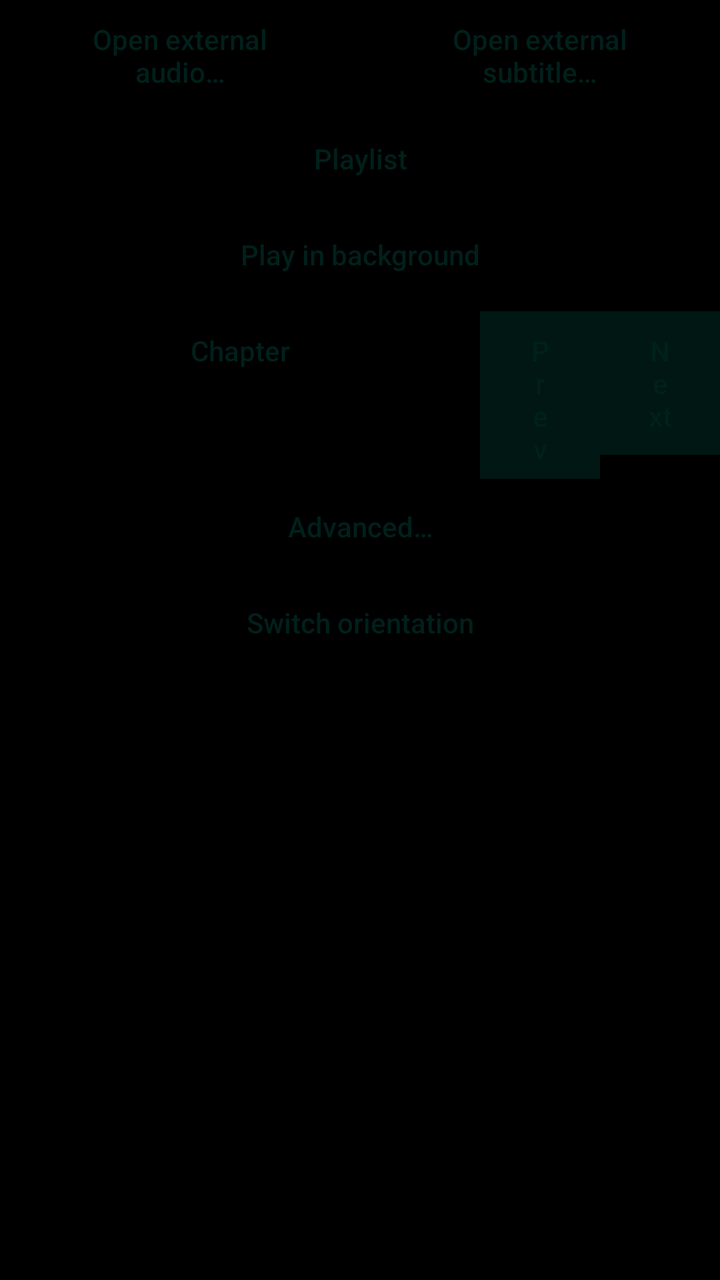
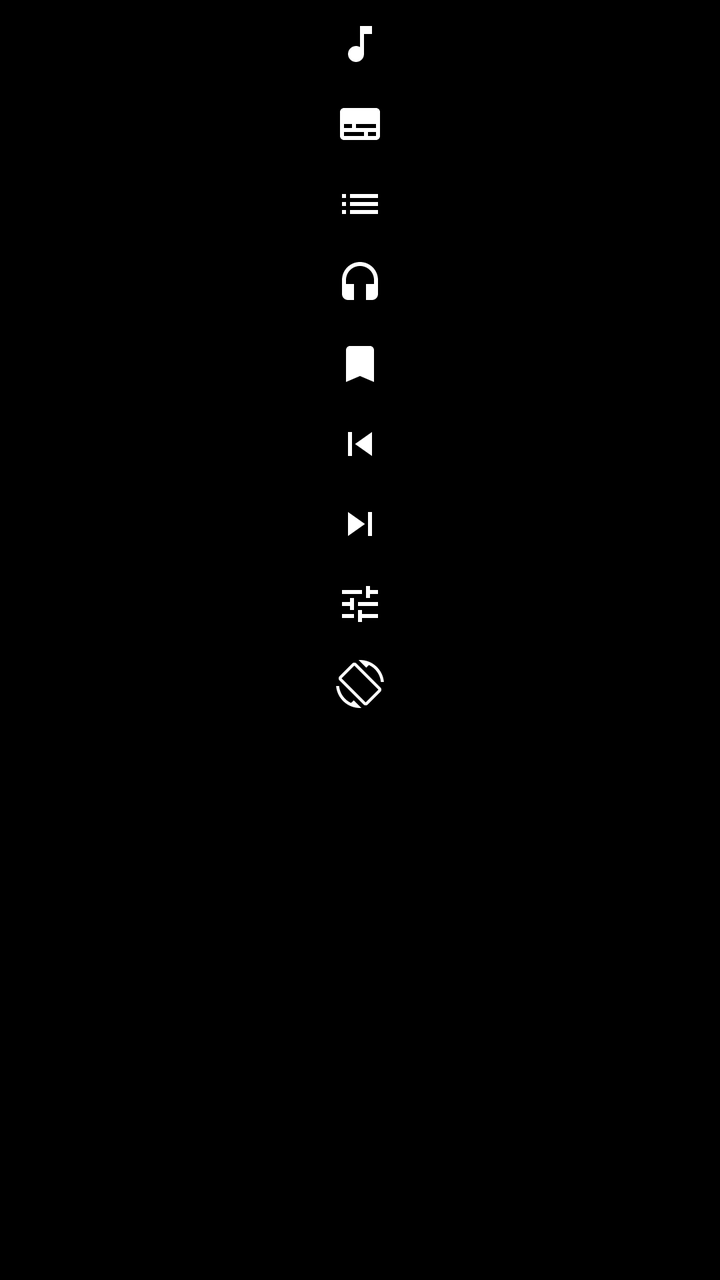

Before-and-after screenshots of an Android layout around one commit, followed by the original layout XML and the change that was made.
<!-- AndroidManifest.xml: another module's application theme Theme.Molina.App -->
<!-- res/layout/dialog_top_menu.xml -->
<?xml version="1.0" encoding="utf-8"?>
<LinearLayout xmlns:android="http://schemas.android.com/apk/res/android"
    android:orientation="vertical" android:layout_width="match_parent"
    android:layout_height="match_parent">

    

    <TableRow
        android:layout_width="match_parent"
        android:layout_height="wrap_content">

        <Button
            android:id="@+id/audioBtn"
            style="@style/Widget.AppCompat.Button.Borderless"
            android:layout_width="0dp"
            android:layout_height="wrap_content"
            android:layout_weight="1"
            android:text="@string/open_external_audio"
            android:textAllCaps="false" />

        <Button
            android:id="@+id/subBtn"
            style="@style/Widget.AppCompat.Button.Borderless"
            android:layout_width="0dp"
            android:layout_height="wrap_content"
            android:layout_weight="1"
            android:text="@string/open_external_sub"
            android:textAllCaps="false" />
    </TableRow>

    <Button
        android:id="@+id/playlistBtn"
        style="@style/Widget.AppCompat.Button.Borderless"
        android:layout_width="match_parent"
        android:layout_height="wrap_content"
        android:text="@string/action_playlist"
        android:textAllCaps="false" />

    <Button
        android:id="@+id/backgroundBtn"
        style="@style/Widget.AppCompat.Button.Borderless"
        android:layout_width="match_parent"
        android:layout_height="wrap_content"
        android:text="@string/resume_bg_playback"
        android:textAllCaps="false" />

    <TableRow
        android:id="@+id/rowChapter"
        android:layout_width="match_parent"
        android:layout_height="wrap_content">

        <Button
            android:id="@+id/chapterBtn"
            style="@style/Widget.AppCompat.Button.Borderless"
            android:layout_width="0dp"
            android:layout_height="wrap_content"
            android:layout_weight="4"
            android:text="@string/chapter_button"
            android:textAllCaps="false" />

        <Button
            android:id="@+id/chapterPrev"
            style="@style/Widget.AppCompat.Button.Borderless"
            android:layout_width="0dp"
            android:layout_height="wrap_content"
            android:layout_weight="1"
            android:background="@drawable/alpha_darken"
            android:text="@string/dialog_prev"
            android:textAllCaps="false" />

        <Button
            android:id="@+id/chapterNext"
            style="@style/Widget.AppCompat.Button.Borderless"
            android:layout_width="0dp"
            android:layout_height="wrap_content"
            android:layout_weight="1"
            android:background="@drawable/alpha_darken"
            android:text="@string/dialog_next"
            android:textAllCaps="false" />

    </TableRow>

    <Button
        android:id="@+id/advancedBtn"
        style="@style/Widget.AppCompat.Button.Borderless"
        android:layout_width="match_parent"
        android:layout_height="wrap_content"
        android:text="@string/advanced_menu"
        android:textAllCaps="false" />

    <Button
        android:id="@+id/orientationBtn"
        style="@style/Widget.AppCompat.Button.Borderless"
        android:layout_width="match_parent"
        android:layout_height="wrap_content"
        android:text="@string/switch_orientation"
        android:textAllCaps="false" />

</LinearLayout>
<!-- resources referenced by this layout -->
<resources>
  <!-- drawable alpha_darken (drawable) -->
  <?xml version="1.0" encoding="utf-8"?>
  <selector xmlns:android="http://schemas.android.com/apk/res/android">
      <item android:drawable="@color/alpha24pct" android:state_focused="true" />
      <item android:drawable="@color/alpha24pct" android:state_pressed="true" />
      <item android:drawable="@color/alpha12pct" />
  </selector>
  <color name="alpha24pct">#3c000000</color>
  <color name="alpha12pct">#1e000000</color>
  <!-- unchanged entries left out for length: 27 -->
</resources>

<!-- the commit's change to res/layout/dialog_top_menu.xml (unified diff, before → after) -->
@@ -1,99 +1,129 @@
 <?xml version="1.0" encoding="utf-8"?>
-<LinearLayout xmlns:android="http://schemas.android.com/apk/res/android"
-    android:orientation="vertical" android:layout_width="match_parent"
-    android:layout_height="match_parent">
+<ScrollView xmlns:android="http://schemas.android.com/apk/res/android"
+    android:layout_width="match_parent"
+    android:layout_height="wrap_content"
+    android:fillViewport="false"
+    android:overScrollMode="ifContentScrolls"
+    android:scrollbars="none"
+    android:fadingEdge="vertical"
+    android:fadingEdgeLength="28dp"
+    android:requiresFadingEdge="vertical">
 
-    
-
-    <TableRow
-        android:layout_width="match_parent"
-        android:layout_height="wrap_content">
-
-        <Button
-            android:id="@+id/audioBtn"
-            style="@style/Widget.AppCompat.Button.Borderless"
-            android:layout_width="0dp"
-            android:layout_height="wrap_content"
-            android:layout_weight="1"
-            android:text="@string/open_external_audio"
-            android:textAllCaps="false" />
-
-        <Button
-            android:id="@+id/subBtn"
-            style="@style/Widget.AppCompat.Button.Borderless"
-            android:layout_width="0dp"
-            android:layout_height="wrap_content"
-            android:layout_weight="1"
-            android:text="@string/open_external_sub"
-            android:textAllCaps="false" />
-    </TableRow>
-
-    <Button
-        android:id="@+id/playlistBtn"
-        style="@style/Widget.AppCompat.Button.Borderless"
+    <LinearLayout
         android:layout_width="match_parent"
         android:layout_height="wrap_content"
-        android:text="@string/action_playlist"
-        android:textAllCaps="false" />
+        android:orientation="vertical"
+        android:paddingVertical="2dp">
 
-    <Button
-        android:id="@+id/backgroundBtn"
-        style="@style/Widget.AppCompat.Button.Borderless"
-        android:layout_width="match_parent"
-        android:layout_height="wrap_content"
-        android:text="@string/resume_bg_playback"
-        android:textAllCaps="false" />
+        
 
-    <TableRow
-        android:id="@+id/rowChapter"
-        android:layout_width="match_parent"
-        android:layout_height="wrap_content">
+        <ImageButton
+            android:id="@+id/audioBtn"
+            style="@style/Widget.Molina.MenuIcon"
+            android:layout_width="match_parent"
+            android:layout_height="40dp"
+            android:minWidth="0dp"
+            android:minHeight="40dp"
+            android:contentDescription="@string/open_external_audio"
+            android:tooltipText="@string/open_external_audio"
+            android:src="@drawable/ic_menu_audio_file" />
 
-        <Button
+        <ImageButton
+            android:id="@+id/subBtn"
+            style="@style/Widget.Molina.MenuIcon"
+            android:layout_width="match_parent"
+            android:layout_height="40dp"
+            android:minWidth="0dp"
+            android:minHeight="40dp"
+            android:contentDescription="@string/open_external_sub"
+            android:tooltipText="@string/open_external_sub"
+            android:src="@drawable/ic_menu_subtitles" />
+
+        <ImageButton
+            android:id="@+id/playlistBtn"
+            style="@style/Widget.Molina.MenuIcon"
+            android:layout_width="match_parent"
+            android:layout_height="40dp"
+            android:minWidth="0dp"
+            android:minHeight="40dp"
+            android:contentDescription="@string/action_playlist"
+            android:tooltipText="@string/action_playlist"
+            android:src="@drawable/ic_menu_playlist" />
+
+        <ImageButton
+            android:id="@+id/backgroundBtn"
+            style="@style/Widget.Molina.MenuIcon"
+            android:layout_width="match_parent"
+            android:layout_height="40dp"
+            android:minWidth="0dp"
+            android:minHeight="40dp"
+            android:contentDescription="@string/resume_bg_playback"
+            android:tooltipText="@string/resume_bg_playback"
+            android:src="@drawable/ic_menu_headset" />
+
+        <LinearLayout
+            android:id="@+id/rowChapter"
+            android:layout_width="match_parent"
+            android:layout_height="wrap_content"
+            android:orientation="vertical">
+
+        <ImageButton
             android:id="@+id/chapterBtn"
-            style="@style/Widget.AppCompat.Button.Borderless"
-            android:layout_width="0dp"
-            android:layout_height="wrap_content"
-            android:layout_weight="4"
-            android:text="@string/chapter_button"
-            android:textAllCaps="false" />
+            style="@style/Widget.Molina.MenuIcon"
+            android:layout_width="match_parent"
+            android:layout_height="40dp"
+            android:minWidth="0dp"
+            android:minHeight="40dp"
+            android:contentDescription="@string/chapter_button"
+            android:tooltipText="@string/chapter_button"
+            android:src="@drawable/ic_menu_chapters" />
 
-        <Button
+        <ImageButton
             android:id="@+id/chapterPrev"
-            style="@style/Widget.AppCompat.Button.Borderless"
-            android:layout_width="0dp"
-            android:layout_height="wrap_content"
-            android:layout_weight="1"
-            android:background="@drawable/alpha_darken"
-            android:text="@string/dialog_prev"
-            android:textAllCaps="false" />
+            style="@style/Widget.Molina.MenuIcon"
+            android:layout_width="match_parent"
+            android:layout_height="40dp"
+            android:minWidth="0dp"
+            android:minHeight="40dp"
+            android:contentDescription="@string/dialog_prev"
+            android:tooltipText="@string/dialog_prev"
+            android:src="@drawable/ic_menu_prev" />
 
-        <Button
+        <ImageButton
             android:id="@+id/chapterNext"
-            style="@style/Widget.AppCompat.Button.Borderless"
-            android:layout_width="0dp"
-            android:layout_height="wrap_content"
-            android:layout_weight="1"
-            android:background="@drawable/alpha_darken"
-            android:text="@string/dialog_next"
-            android:textAllCaps="false" />
+            style="@style/Widget.Molina.MenuIcon"
+            android:layout_width="match_parent"
+            android:layout_height="40dp"
+            android:minWidth="0dp"
+            android:minHeight="40dp"
+            android:contentDescription="@string/dialog_next"
+            android:tooltipText="@string/dialog_next"
+            android:src="@drawable/ic_menu_next" />
 
-    </TableRow>
+        </LinearLayout>
 
-    <Button
-        android:id="@+id/advancedBtn"
-        style="@style/Widget.AppCompat.Button.Borderless"
-        android:layout_width="match_parent"
-        android:layout_height="wrap_content"
-        android:text="@string/advanced_menu"
-        android:textAllCaps="false" />
+        <ImageButton
+            android:id="@+id/advancedBtn"
+            style="@style/Widget.Molina.MenuIcon"
+            android:layout_width="match_parent"
+            android:layout_height="40dp"
+            android:minWidth="0dp"
+            android:minHeight="40dp"
+            android:contentDescription="@string/advanced_menu"
+            android:tooltipText="@string/advanced_menu"
+            android:src="@drawable/ic_menu_tune" />
 
-    <Button
-        android:id="@+id/orientationBtn"
-        style="@style/Widget.AppCompat.Button.Borderless"
-        android:layout_width="match_parent"
-        android:layout_height="wrap_content"
-        android:text="@string/switch_orientation"
-        android:textAllCaps="false" />
+        <ImageButton
+            android:id="@+id/orientationBtn"
+            style="@style/Widget.Molina.MenuIcon"
+            android:layout_width="match_parent"
+            android:layout_height="40dp"
+            android:minWidth="0dp"
+            android:minHeight="40dp"
+            android:contentDescription="@string/switch_orientation"
+            android:tooltipText="@string/switch_orientation"
+            android:src="@drawable/ic_menu_rotate" />
 
-</LinearLayout>
+    </LinearLayout>
+
+</ScrollView>
<!-- resource entries referenced after the edit -->
@@ -1,14 +1,67 @@
 <!-- resources referenced by this layout -->
 <resources>
-  <!-- drawable alpha_darken (drawable) -->
-  <?xml version="1.0" encoding="utf-8"?>
-  <selector xmlns:android="http://schemas.android.com/apk/res/android">
-      <item android:drawable="@color/alpha24pct" android:state_focused="true" />
-      <item android:drawable="@color/alpha24pct" android:state_pressed="true" />
-      <item android:drawable="@color/alpha12pct" />
-  </selector>
-  <color name="alpha24pct">#3c000000</color>
-  <color name="alpha12pct">#1e000000</color>
+  <!-- drawable ic_menu_audio_file (drawable) -->
+  <vector xmlns:android="http://schemas.android.com/apk/res/android"
+      android:width="24dp" android:height="24dp"
+      android:viewportWidth="24" android:viewportHeight="24">
+    <path android:fillColor="#FFFFFFFF" android:pathData="M12,3v10.55c-0.59,-0.34 -1.27,-0.55 -2,-0.55 -2.21,0 -4,1.79 -4,4s1.79,4 4,4 4,-1.79 4,-4V7h4V3h-6z"/>
+  </vector>
+  <!-- drawable ic_menu_chapters (drawable) -->
+  <vector xmlns:android="http://schemas.android.com/apk/res/android"
+      android:width="24dp" android:height="24dp"
+      android:viewportWidth="24" android:viewportHeight="24">
+    <path android:fillColor="#FFFFFFFF" android:pathData="M17,3H7c-1.1,0 -1.99,0.9 -1.99,2L5,21l7,-3 7,3V5c0,-1.1 -0.9,-2 -2,-2z"/>
+  </vector>
+  <!-- drawable ic_menu_headset (drawable) -->
+  <vector xmlns:android="http://schemas.android.com/apk/res/android"
+      android:width="24dp" android:height="24dp"
+      android:viewportWidth="24" android:viewportHeight="24">
+    <path android:fillColor="#FFFFFFFF" android:pathData="M12,1c-4.97,0 -9,4.03 -9,9v7c0,1.66 1.34,3 3,3h3v-8H5v-2c0,-3.87 3.13,-7 7,-7s7,3.13 7,7v2h-4v8h3c1.66,0 3,-1.34 3,-3v-7c0,-4.97 -4.03,-9 -9,-9z"/>
+  </vector>
+  <!-- drawable ic_menu_next (drawable) -->
+  <vector xmlns:android="http://schemas.android.com/apk/res/android"
+      android:width="24dp" android:height="24dp"
+      android:viewportWidth="24" android:viewportHeight="24">
+    <path android:fillColor="#FFFFFFFF" android:pathData="M6,18l8.5,-6L6,6v12zM16,6v12h2V6h-2z"/>
+  </vector>
+  <!-- drawable ic_menu_playlist (drawable) -->
+  <vector xmlns:android="http://schemas.android.com/apk/res/android"
+      android:width="24dp" android:height="24dp"
+      android:viewportWidth="24" android:viewportHeight="24">
+    <path android:fillColor="#FFFFFFFF" android:pathData="M3,13h2v-2H3v2zM3,17h2v-2H3v2zM3,9h2V7H3v2zM7,13h14v-2H7v2zM7,17h14v-2H7v2zM7,7v2h14V7H7z"/>
+  </vector>
+  <!-- drawable ic_menu_prev (drawable) -->
+  <vector xmlns:android="http://schemas.android.com/apk/res/android"
+      android:width="24dp" android:height="24dp"
+      android:viewportWidth="24" android:viewportHeight="24">
+    <path android:fillColor="#FFFFFFFF" android:pathData="M6,6h2v12H6zM9.5,12l8.5,6V6z"/>
+  </vector>
+  <!-- drawable ic_menu_rotate (drawable) -->
+  <vector xmlns:android="http://schemas.android.com/apk/res/android"
+      android:width="24dp" android:height="24dp"
+      android:viewportWidth="24" android:viewportHeight="24">
+    <path android:fillColor="#FFFFFFFF" android:pathData="M16.48,2.52c3.27,1.55 5.61,4.72 5.97,8.48h1.5C23.44,4.84 18.29,0 12,0l-0.66,0.03 3.81,3.81 1.33,-1.32zM10.23,1.75c-0.59,-0.59 -1.54,-0.59 -2.12,0L1.75,8.11c-0.59,0.59 -0.59,1.54 0,2.12l12.02,12.02c0.59,0.59 1.54,0.59 2.12,0l6.36,-6.36c0.59,-0.59 0.59,-1.54 0,-2.12L10.23,1.75zM14.83,21.19L2.81,9.17l6.36,-6.36 12.02,12.02 -6.36,6.36zM7.52,21.48C4.25,19.94 1.91,16.76 1.55,13H0.05C0.56,19.16 5.71,24 12,24l0.66,-0.03 -3.81,-3.81 -1.33,1.32z"/>
+  </vector>
+  <!-- drawable ic_menu_subtitles (drawable) -->
+  <vector xmlns:android="http://schemas.android.com/apk/res/android"
+      android:width="24dp" android:height="24dp"
+      android:viewportWidth="24" android:viewportHeight="24">
+    <path android:fillColor="#FFFFFFFF" android:pathData="M20,4H4c-1.1,0 -2,0.9 -2,2v12c0,1.1 0.9,2 2,2h16c1.1,0 2,-0.9 2,-2V6c0,-1.1 -0.9,-2 -2,-2zM4,12h4v2H4v-2zM14,18H4v-2h10v2zM20,18h-4v-2h4v2zM20,14H10v-2h10v2z"/>
+  </vector>
+  <!-- drawable ic_menu_tune (drawable) -->
+  <vector xmlns:android="http://schemas.android.com/apk/res/android"
+      android:width="24dp" android:height="24dp"
+      android:viewportWidth="24" android:viewportHeight="24">
+    <path android:fillColor="#FFFFFFFF" android:pathData="M3,17v2h6v-2H3zM3,5v2h10V5H3zM13,21v-2h8v-2h-8v-2h-2v6h2zM7,9v2H3v2h4v2h2V9H7zM21,13v-2H11v2h10zM15,9h2V7h4V5h-4V3h-2v6z"/>
+  </vector>
+  <style name="Widget.Molina.MenuIcon" parent="Widget.AppCompat.ImageButton">
+          <item name="android:background">?attr/selectableItemBackgroundBorderless</item>
+          <item name="android:tint">@color/molina_tv_text</item>
+          <item name="android:scaleType">center</item>
+          <item name="android:minWidth">56dp</item>
+          <item name="android:minHeight">56dp</item>
+      </style>
+  <color name="molina_tv_text">#FFFFFF</color>
   <!-- unchanged entries left out for length: 27 -->
 </resources>
 
